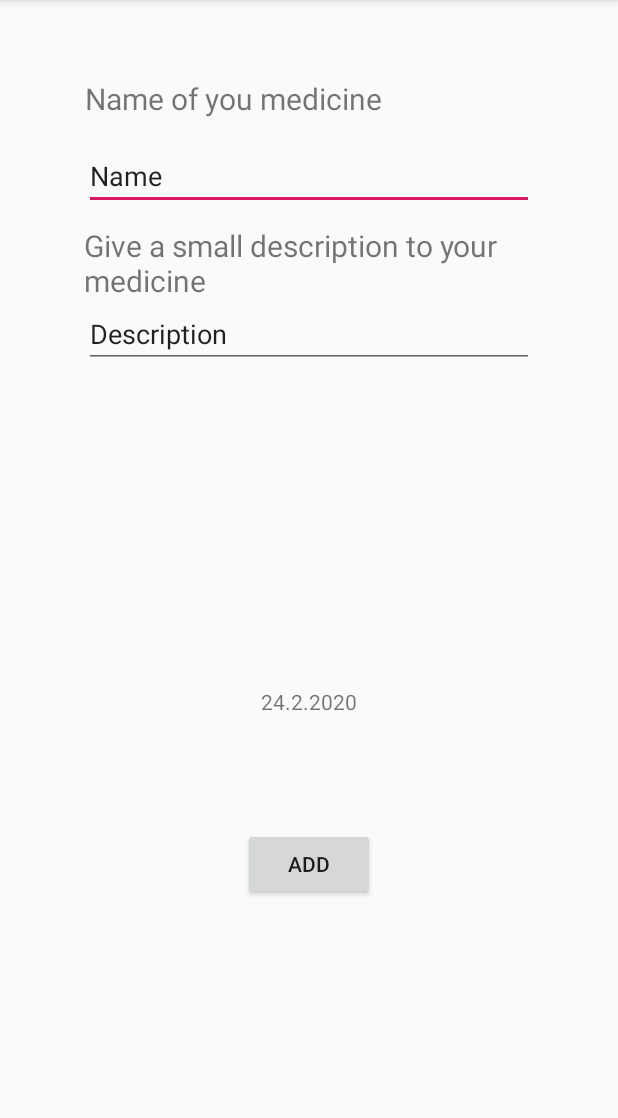
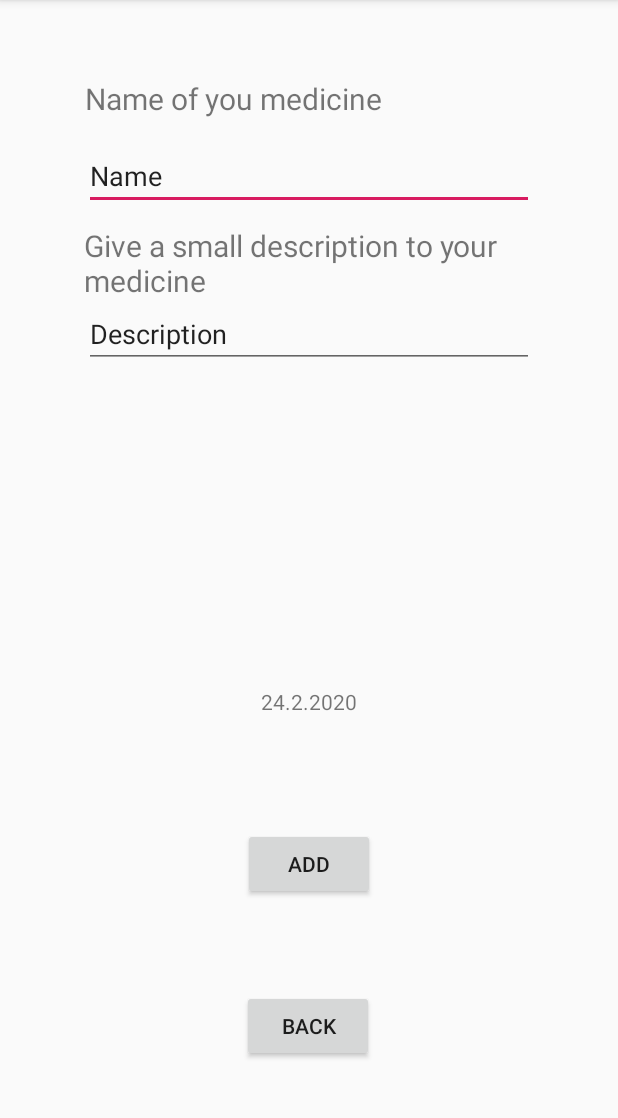
Before and after one commit to Mahamurahti/Medirem, an Android app: the screen it shows after launch (AddMedicineActivity), after a tap on "ADD MEDICINE", on a phone screen of 412 x 824 dp, the part 84-1202 px from its top. Run offline under Robolectric (Android 15) with nearby library versions, the light colour scheme and no system bars; 3 other taps on this screen came first.

Commit message:
You can now go back in AddMedicine activity

```diff
--- a/Medirem_Project/app/src/main/java/com/example/medirem_project/MainActivity.java
+++ b/Medirem_Project/app/src/main/java/com/example/medirem_project/MainActivity.java
@@ -28,19 +28,17 @@ public class MainActivity extends AppCompatActivity {
     // TODO: GET CALENDAR TO WORK
     public  static  final String EXTRA_MAIN = "Main Activity Value";
 
-    private CalendarView cal;
-
     private ListView listOfMed;
     private String medicineNameSaved, medicineDescSaved;
     private String saveName, saveDesc;
-    CalendarView calendar;
+    private CalendarView calendar;
 
     @Override
     protected void onCreate(Bundle savedInstanceState) {
         super.onCreate(savedInstanceState);
         setContentView(R.layout.activity_main);
+
         calendar = findViewById(R.id.calendarView);
-
 
         //SETTING CALENDAR DAYCLICK
         calendar.setOnClickListener(new View.OnClickListener() {
@@ -50,7 +48,6 @@ public class MainActivity extends AppCompatActivity {
             }
         });
 
-        cal = findViewById(R.id.calendarView);
         listOfMed = findViewById(R.id.listOfMedicine);
 
         // SETTING AN ADAPTER WITH A LIST VIEW TO SEE ALL MEDICINE
@@ -104,6 +101,7 @@ public class MainActivity extends AppCompatActivity {
     protected  void onActivityResult(int requestCode, int resultCode, Intent data){
         super.onActivityResult(requestCode, resultCode, data);
         if(requestCode == 1){
+            if(resultCode == 1){
                 String medName = data.getStringExtra("MedName");
                 String medDesc = data.getStringExtra("MedDesc");
                 SavedMedicine.getInstance().saveMedicine(medName, medDesc);
@@ -113,6 +111,13 @@ public class MainActivity extends AppCompatActivity {
                         android.R.layout.simple_list_item_1,
                         SavedMedicine.getInstance().getMedicine()
                 ));
+            }else if(resultCode == 0){
+                listOfMed.setAdapter(new ArrayAdapter<Medicine>(
+                        this,
+                        android.R.layout.simple_list_item_1,
+                        SavedMedicine.getInstance().getMedicine()
+                ));
+            }
         }
     }
 
--- a/Medirem_Project/app/src/main/res/layout/activity_add_medicine.xml
+++ b/Medirem_Project/app/src/main/res/layout/activity_add_medicine.xml
@@ -84,4 +84,16 @@
         app:layout_constraintStart_toStartOf="parent"
         app:layout_constraintTop_toTopOf="@+id/guideline2" />
 
+    <Button
+        android:id="@+id/backButton"
+        android:layout_width="wrap_content"
+        android:layout_height="wrap_content"
+        android:onClick="onBackPressed"
+        android:text="Back"
+        app:layout_constraintBottom_toBottomOf="parent"
+        app:layout_constraintEnd_toEndOf="parent"
+        app:layout_constraintHorizontal_bias="0.498"
+        app:layout_constraintStart_toStartOf="parent"
+        app:layout_constraintTop_toBottomOf="@+id/applyButton" />
+
 </androidx.constraintlayout.widget.ConstraintLayout>
```
Also changed, not shown: Medirem_Project/app/src/main/java/com/example/medirem_project/AddMedicineActivity.java (+7 -0 lines). Lines whose indentation alone changed are shown as unchanged.
